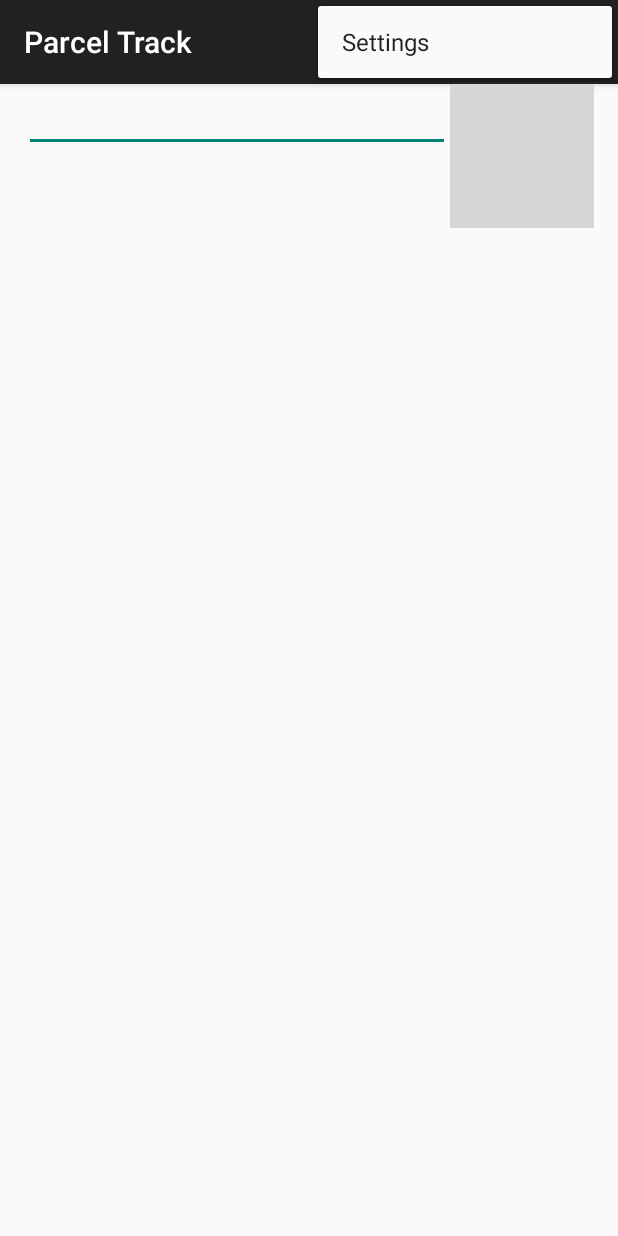
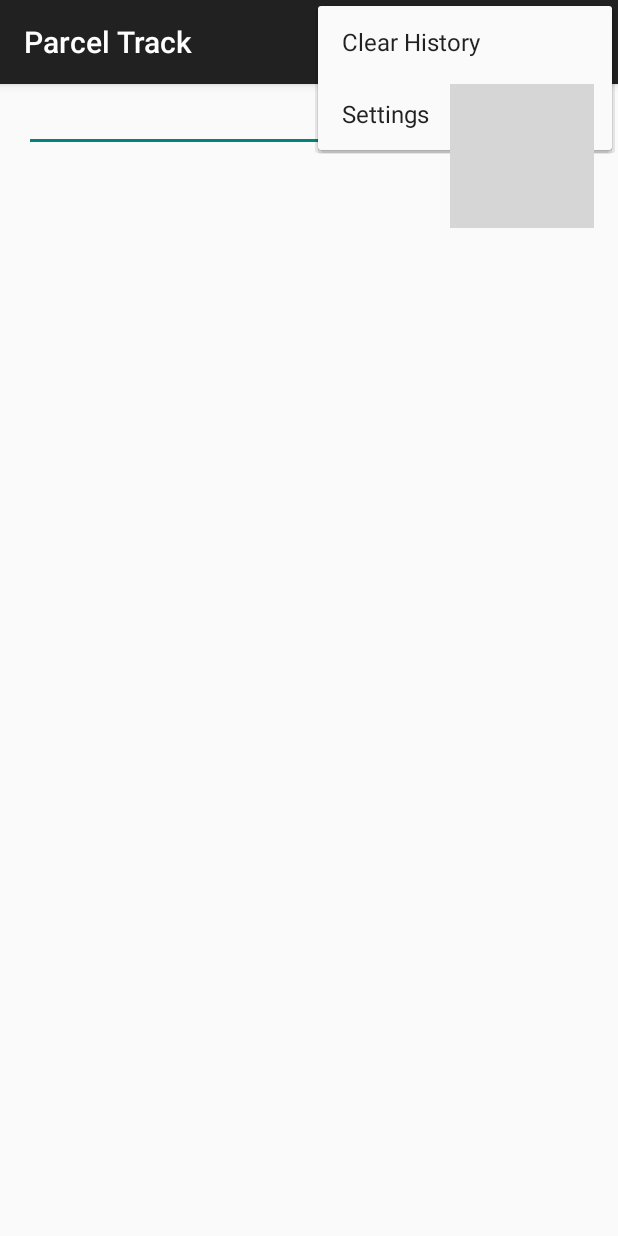
Before and after one commit to yancyn/ParcelTrack, an Android app: the screen it shows after launch (MainActivity), with the options menu open, on a phone screen of 412 x 824 dp. Run offline under Robolectric (Android 15) with nearby library versions, the phone set to English and light mode, and no system bars; our stand-ins replace AdMob; grey boxes are pictures that could not be loaded.

Commit message:
Added clear all history menu.

```diff
--- a/ParcelTrack/src/main/res/menu/main.xml
+++ b/ParcelTrack/src/main/res/menu/main.xml
@@ -3,6 +3,10 @@
     xmlns:tools="http://schemas.android.com/tools"
     tools:context=".MainActivity" >
 
+    <item android:id="@+id/action_clear_all"
+        android:title="@string/action_clear_all"
+        android:orderInCategory="10"
+        app:showAsAction="never" />
     <item android:id="@+id/action_settings"
         android:title="@string/action_settings"
         android:orderInCategory="100"
```
